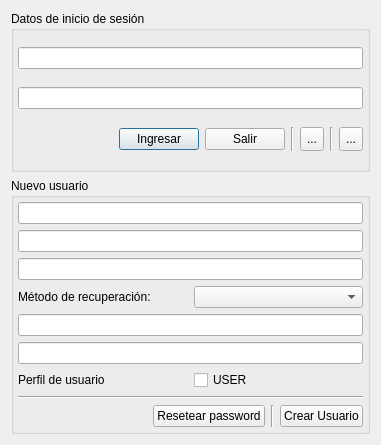
Old version of the form logindialog.ui in the repository lincolningaroca/xxxApp.
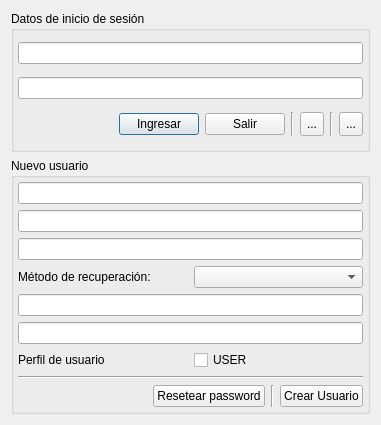
New version of the form. Icons and pictures are not drawn.

Commit message: Add icon to combo box item.

```diff
--- a/logindialog.ui
+++ b/logindialog.ui
@@ -7,7 +7,7 @@
     <x>0</x>
     <y>0</y>
     <width>381</width>
-    <height>445</height>
+    <height>425</height>
    </rect>
   </property>
   <property name="windowTitle">
```
Left out of the diff: 6 changed lines with no effect on the pictures. The commit also changes 1 other file.
